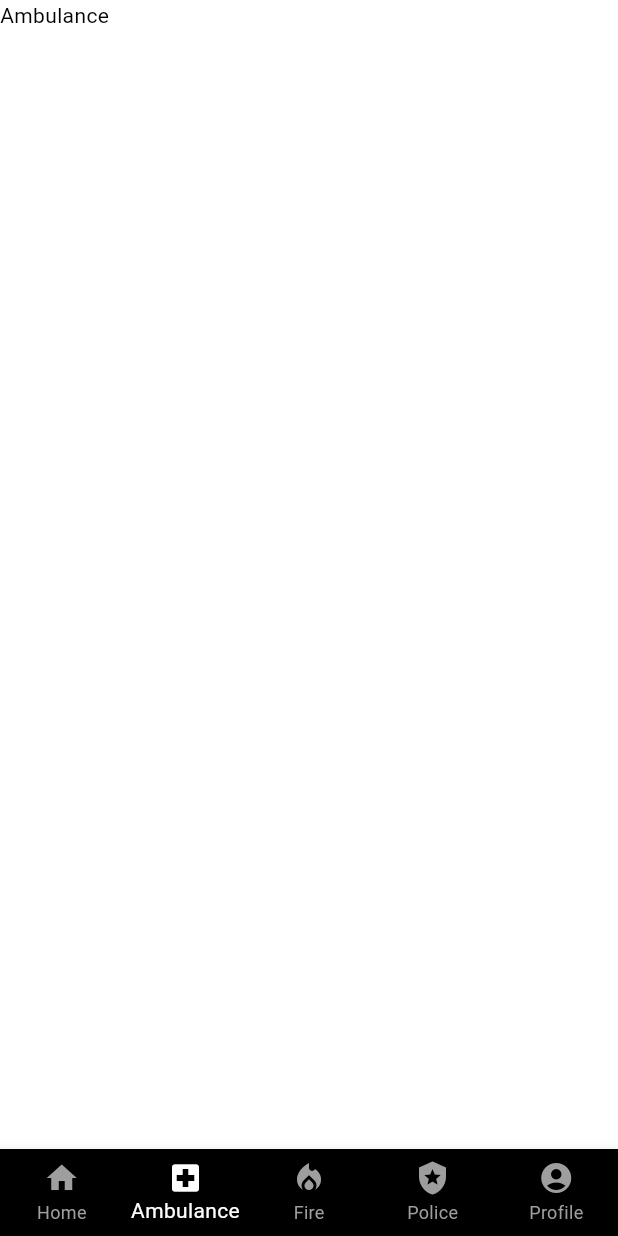
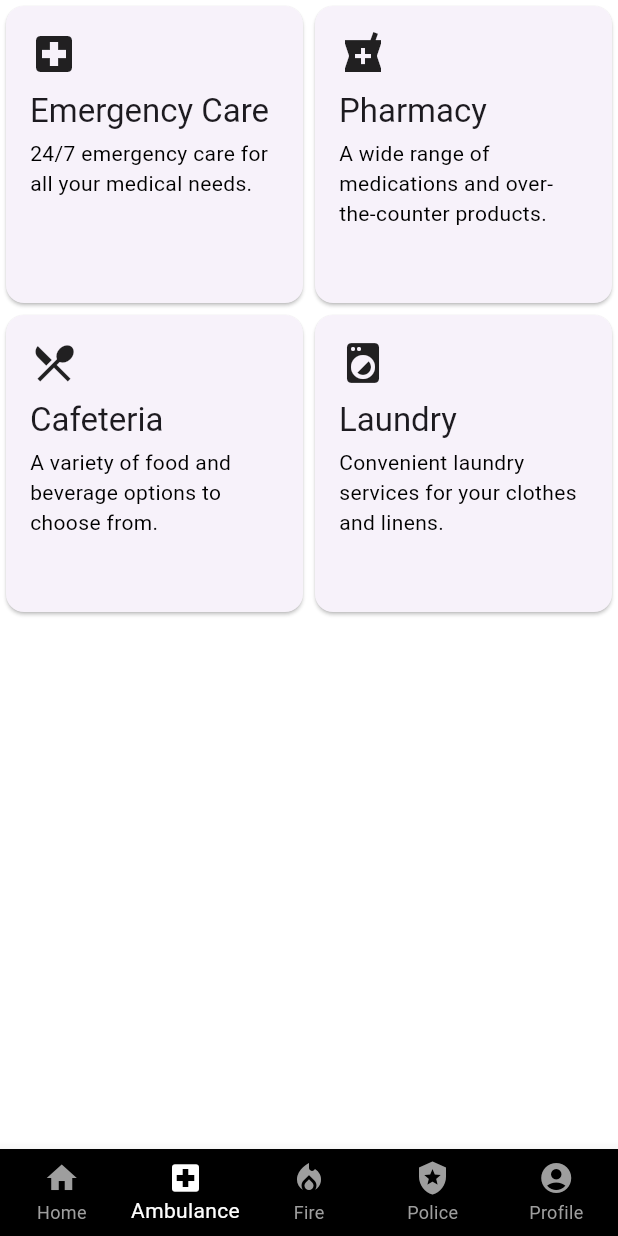
Before and after one commit to jayasooryakdeepak/PFA-Emergency-App, a Flutter app: the screen it shows after launch, item 2 of the bottom bar chosen, on a phone screen of 412 x 824 dp. Run offline on Flutter 3.47's test engine with Material 3 defaults, Android fonts, the phone set to English and light mode, and no system bars; our stand-ins replace google_fonts; Roboto replaces fonts that are missing (Ubuntu).

Commit message:
feat:- Service card widget added to widget folder and can be called dynamically

```diff
--- a/lib/presentation/ambulance/screen_ambulance.dart
+++ b/lib/presentation/ambulance/screen_ambulance.dart
@@ -1,14 +1,37 @@
 import 'package:flutter/material.dart';
+import 'package:pfa_app/presentation/widgets/service_card_widget.dart';
 
 class ScreenAmbulance extends StatelessWidget {
   const ScreenAmbulance({super.key});
 
   @override
   Widget build(BuildContext context) {
-    return const SafeArea(
+    return SafeArea(
       child: Scaffold(
-        body: Text(
-          'Ambulance',
+        body: GridView.count(
+          crossAxisCount: 2,
+          children: const [
+            ServiceCardWidget(
+              icon: Icons.local_hospital,
+              heading: 'Emergency Care',
+              subtext: '24/7 emergency care for all your medical needs.',
+            ),
+            ServiceCardWidget(
+              icon: Icons.local_pharmacy,
+              heading: 'Pharmacy',
+              subtext: 'A wide range of medications and over-the-counter products.',
+            ),
+            ServiceCardWidget(
+              icon: Icons.local_dining,
+              heading: 'Cafeteria',
+              subtext: 'A variety of food and beverage options to choose from.',
+            ),
+            ServiceCardWidget(
+              icon: Icons.local_laundry_service,
+              heading: 'Laundry',
+              subtext: 'Convenient laundry services for your clothes and linens.',
+            ),
+          ],
         ),
       ),
     );
--- /dev/null
+++ b/lib/presentation/widgets/service_card_widget.dart
@@ -0,0 +1,46 @@
+import 'package:flutter/material.dart';
+
+class ServiceCardWidget extends StatelessWidget {
+  final IconData icon;
+  final String heading;
+  final String subtext;
+
+  const ServiceCardWidget({
+    super.key,
+    required this.icon,
+    required this.heading,
+    required this.subtext,
+  });
+
+  @override
+  Widget build(BuildContext context) {
+    return Card(
+      child: Padding(
+        padding: const EdgeInsets.all(16.0),
+        child: Column(
+          crossAxisAlignment: CrossAxisAlignment.start,
+          children: [
+            Icon(
+              icon,
+              size: 32.0,
+            ),
+            const SizedBox(
+              height: 8.0,
+            ),
+            Text(
+              heading,
+              style: Theme.of(context).textTheme.titleLarge,
+            ),
+            const SizedBox(
+              height: 4.0,
+            ),
+            Text(
+              subtext,
+              style: Theme.of(context).textTheme.bodyMedium,
+            ),
+          ],
+        ),
+      ),
+    );
+  }
+}
```
